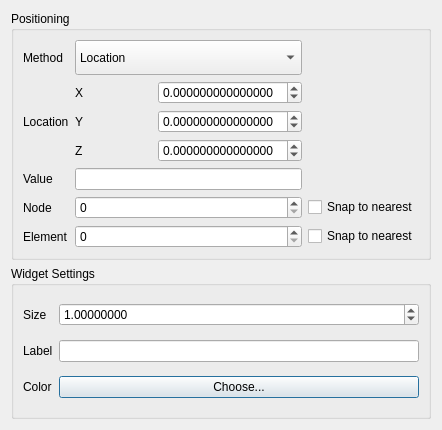
First picture: the form in src/Interface/Modules/Fields/GenerateSinglePointProbeFromField.ui, repository SCIInstitute/SCIRun, before the edit.
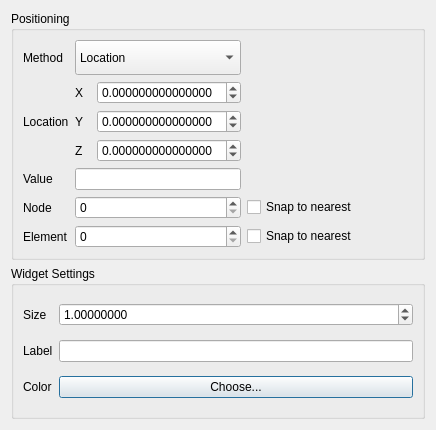
Second picture: the form after the edit.

```diff
--- a/src/Interface/Modules/Fields/GenerateSinglePointProbeFromField.ui
+++ b/src/Interface/Modules/Fields/GenerateSinglePointProbeFromField.ui
@@ -6,7 +6,7 @@
    <rect>
     <x>0</x>
     <y>0</y>
-    <width>442</width>
+    <width>436</width>
     <height>430</height>
    </rect>
   </property>
@@ -190,6 +190,19 @@
         </property>
        </widget>
       </item>
+      <item row="0" column="2">
+       <spacer name="horizontalSpacer">
+        <property name="orientation">
+         <enum>Qt::Horizontal</enum>
+        </property>
+        <property name="sizeHint" stdset="0">
+         <size>
+          <width>40</width>
+          <height>20</height>
+         </size>
+        </property>
+       </spacer>
+      </item>
      </layout>
     </widget>
    </item>
```
Left out of the diff: 4 changed lines with no effect on the pictures.
